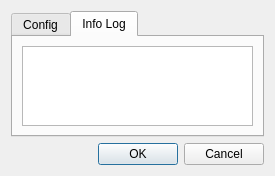
bgeo-gis/gw_assetmanage_plugin, file core/ui/toolbars/assetmanage/assignation.ui: the form before one commit.
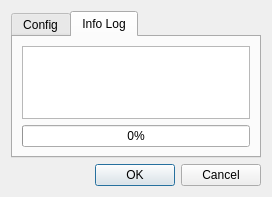
The form after the commit. The open tabs and pages were chosen to show the change.

```diff
--- a/core/ui/toolbars/assetmanage/assignation.ui
+++ b/core/ui/toolbars/assetmanage/assignation.ui
@@ -6,15 +6,15 @@
    <rect>
     <x>0</x>
     <y>0</y>
-    <width>275</width>
-    <height>170</height>
+    <width>272</width>
+    <height>197</height>
    </rect>
   </property>
   <property name="windowTitle">
    <string>Asignación de roturas</string>
   </property>
   <layout class="QGridLayout" name="gridLayout">
-   <item row="1" column="1">
+   <item row="2" column="1">
     <widget class="QDialogButtonBox" name="buttonBox">
      <property name="orientation">
       <enum>Qt::Horizontal</enum>
@@ -90,6 +90,13 @@
        <item row="0" column="0">
         <widget class="QTextEdit" name="txt_infolog"/>
        </item>
+       <item row="1" column="0">
+        <widget class="QProgressBar" name="progressBar">
+         <property name="value">
+          <number>0</number>
+         </property>
+        </widget>
+       </item>
       </layout>
      </widget>
     </widget>
```
Left out of the diff: 2 changed lines with no effect on the pictures.
